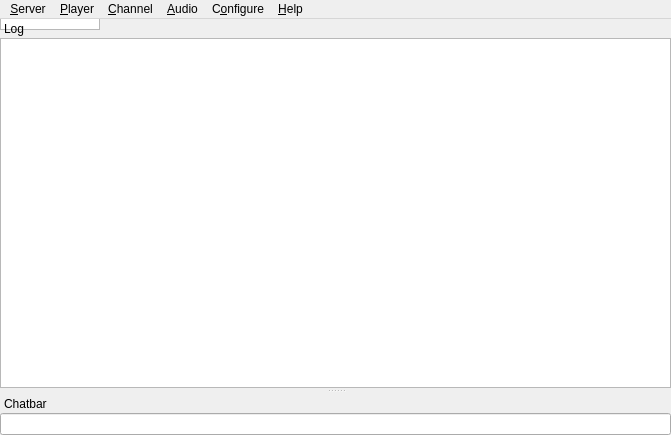
Before: the Qt Designer form src/mumble/MainWindow.ui in mumble-voip/mumble, drawn with Qt 5.
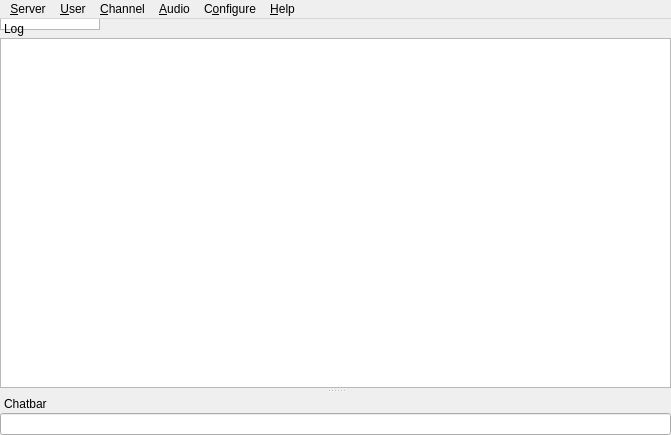
After: the same form once the commit is applied.

Commit message: s/Player/User/

Diff of the .ui file:
```diff
--- a/src/mumble/MainWindow.ui
+++ b/src/mumble/MainWindow.ui
@@ -50,9 +50,9 @@
      <string>&amp;Server</string>
     </property>
    </widget>
-   <widget class="QMenu" name="qmPlayer">
+   <widget class="QMenu" name="qmUser">
     <property name="title">
-     <string>&amp;Player</string>
+     <string>&amp;User</string>
     </property>
    </widget>
    <widget class="QMenu" name="qmChannel">
@@ -93,7 +93,7 @@
     <addaction name="qaHelpVersionCheck"/>
    </widget>
    <addaction name="qmServer"/>
-   <addaction name="qmPlayer"/>
+   <addaction name="qmUser"/>
    <addaction name="qmChannel"/>
    <addaction name="qmAudio"/>
    <addaction name="qmConfig"/>
```
Left out of the diff: 62 changed lines with no effect on the pictures. The commit also changes 67 other files.
